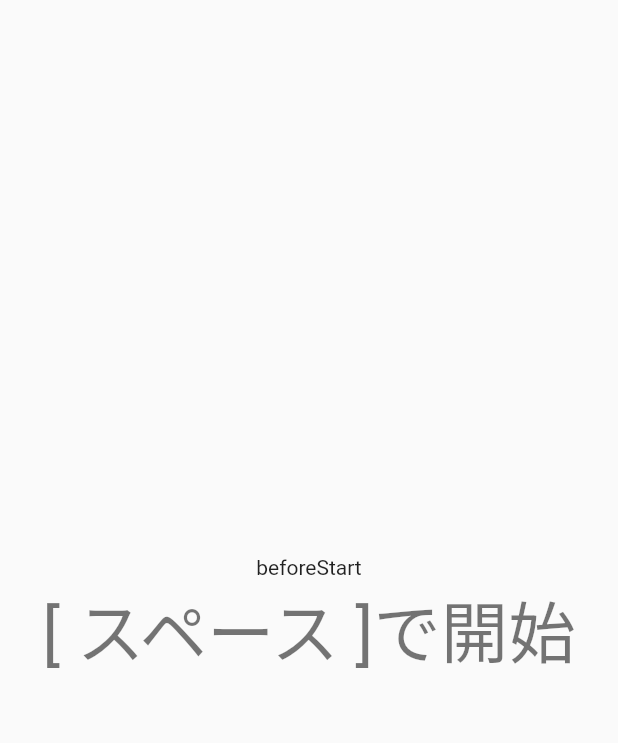
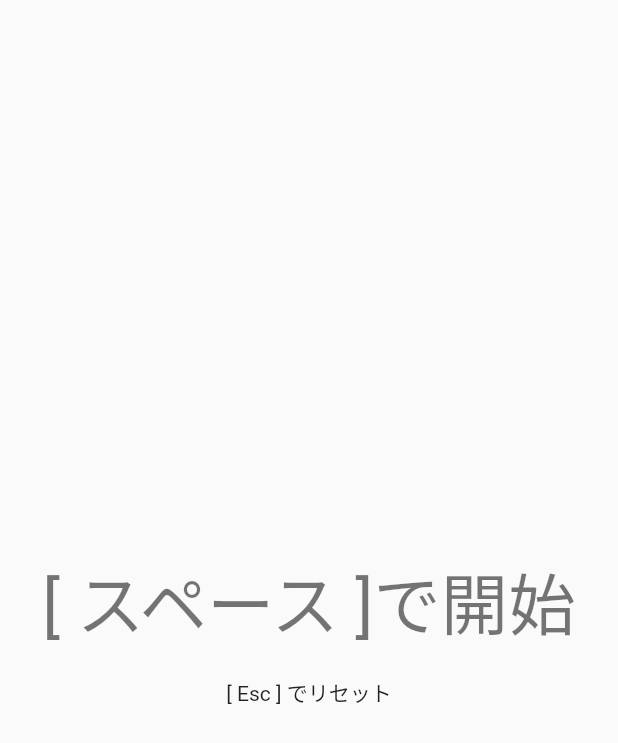
Before and after one commit to Yamasaki-pan961/blind_typing, a Flutter app: the screen it shows after launch, on a phone screen of 412 x 824 dp. Shown: the top 743 px of the screen. Run offline on Flutter 3.47's test engine with Material 2 defaults, Android fonts, the phone set to English and light mode, and no system bars; our stand-ins replace flutter_hooks.

Commit message:
feat: Escでリセットの文字を追加

```diff
--- a/lib/features/typing/typing_game.dart
+++ b/lib/features/typing/typing_game.dart
@@ -1,5 +1,3 @@
-import 'dart:developer';
-
 import 'package:blind_typing/features/typing/const/keyboard.dart';
 import 'package:blind_typing/features/typing/countdown_timer_widget.dart';
 import 'package:blind_typing/features/typing/utils/extension/random_list.dart';
@@ -9,7 +7,6 @@ import 'package:flutter_hooks/flutter_hooks.dart';
 
 enum GameStateType {
   beforeStart,
-  ready,
   playing,
   finished;
 
@@ -88,12 +85,16 @@ class TypingGame extends HookWidget {
         child: Column(
           mainAxisAlignment: MainAxisAlignment.center,
           children: [
-            Text(gameState.value.toString()),
-            if (gameState.value == GameStateType.beforeStart)
-              Text(
-                "[ スペース ]で開始",
-                style: Theme.of(context).textTheme.displaySmall,
+            if (gameState.value == GameStateType.beforeStart) ...[
+              Padding(
+                padding: const EdgeInsets.all(16.0),
+                child: Text(
+                  "[ スペース ]で開始",
+                  style: Theme.of(context).textTheme.displaySmall,
+                ),
               ),
+              const Text('[ Esc ] でリセット')
+            ],
             if (gameState.value == GameStateType.playing) ...[
               CountdownTimerWidget(
                   timeLimit: const Duration(seconds: 40),
```
